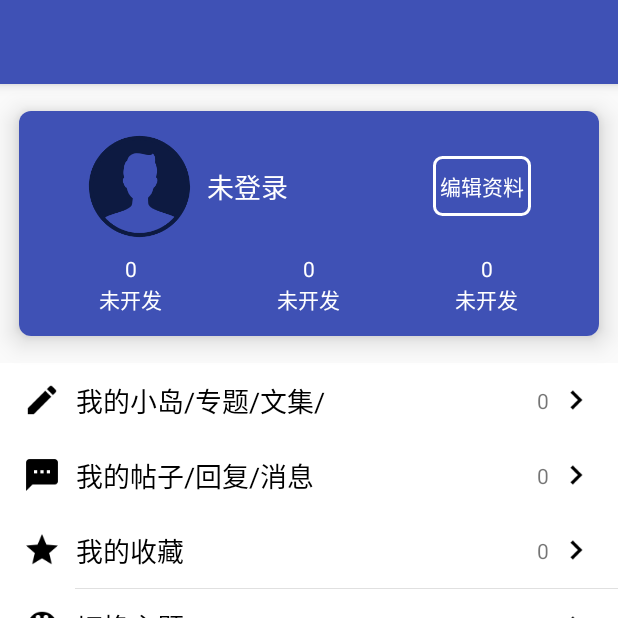
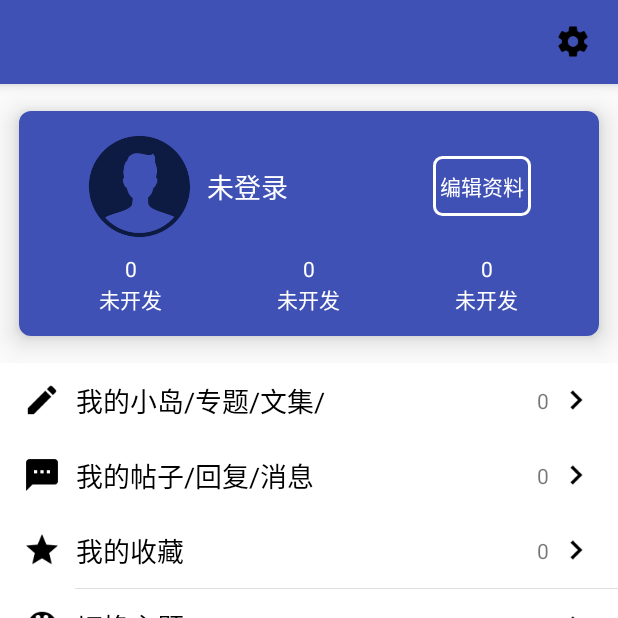
Before and after one commit to LINYUANZHUO/xiangmujingl, an Android app: the fragment F3 placed in its activity, on a phone screen of 412 x 824 dp, the top half of it. Run offline under Robolectric (Android 15) with nearby library versions, the phone set to English and light mode, and no system bars; libraries missing offline, so code that uses them is left out: com.ashokvarma.bottomnavigation; plain views replace BottomNavigationBar; 6 statements that could not run were skipped.

Commit message:
版本更新：1.0

```diff
--- a/项目/app/src/main/java/com/vkejun/vip/fragment/F3.java
+++ b/项目/app/src/main/java/com/vkejun/vip/fragment/F3.java
@@ -11,9 +11,13 @@ import android.widget.LinearLayout;
 import com.vkejun.vip.R;
 import com.vkejun.vip.activity.SettingActivity;
 import com.vkejun.vip.activity.ThemeActivity;
+import android.support.v7.widget.Toolbar;
+import android.support.v7.app.AppCompatActivity;
 
 public class F3 extends Fragment
 {
+
+    private Toolbar toolbar;
 
     @Override
     public View onCreateView(LayoutInflater inflater, ViewGroup container, Bundle savedInstanceState)
@@ -24,6 +28,11 @@ public class F3 extends Fragment
     public void onActivityCreated(Bundle savedInstanceState)
     {
         super.onActivityCreated(savedInstanceState);
+        this.toolbar = ((Toolbar)getActivity().findViewById(R.id.activitymainToolbar1));
+        this.toolbar.setTitle("我的");
+        setHasOptionsMenu(true);
+        ((AppCompatActivity)getActivity()).setSupportActionBar(this.toolbar);
+
         //创建布局后，这里写代码逻辑
 
 //        ImageView i1=(ImageView)getActivity().findViewById(R.id.fragment_mydataImageView);
--- a/项目/app/src/main/res/layout/f_3.xml
+++ b/项目/app/src/main/res/layout/f_3.xml
@@ -7,11 +7,20 @@
 	android:orientation="vertical">
 
 	<android.support.v7.widget.Toolbar
-		android:background="?attr/colorPrimary"
-		android:layout_width="match_parent"
-		android:layout_height="?attr/actionBarSize"
-		android:elevation="5dp"
-		android:id="@+id/activitymainToolbar1"/>
+        android:background="?attr/colorPrimary"
+        android:layout_width="match_parent"
+        android:layout_height="?attr/actionBarSize"
+        android:elevation="5dp"
+        android:id="@+id/activitymainToolbar1">
+
+        <ImageView
+            android:layout_width="42dp"
+            android:layout_height="42dp"
+            android:src="@drawable/ic_settings_black"
+            android:layout_gravity="right"
+            android:paddingRight="18dp"/>
+
+    </android.support.v7.widget.Toolbar>
 
 	<android.support.v7.widget.CardView
 		android:layout_width="match_parent"
--- a/项目/build.gradle
+++ b/项目/build.gradle
@@ -16,8 +16,8 @@ allprojects {
     repositories {
         jcenter()
         //Bmob的maven仓库地址--必填
-
         maven { url "https://raw.github.com/bmob/bmob-android-sdk/master" }
+        maven { url "https://jitpack.io" }
 
     }
 }
```
Also changed, not shown: 项目/app/build.gradle (+8 -5 lines), 项目/app/src/main/res/layout/f_2.xml (+10 -1 lines).
